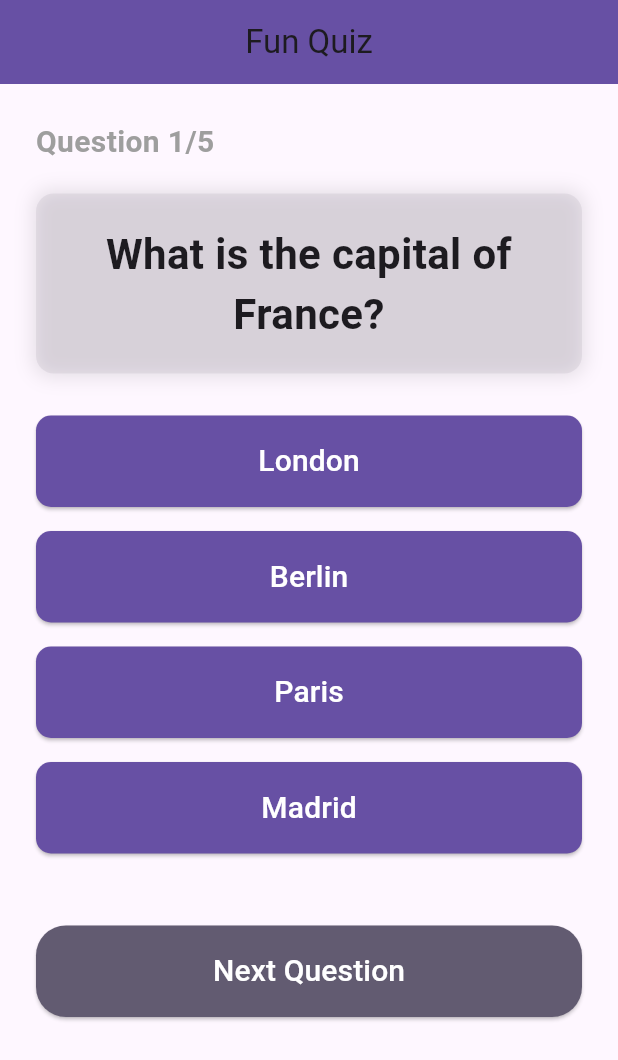
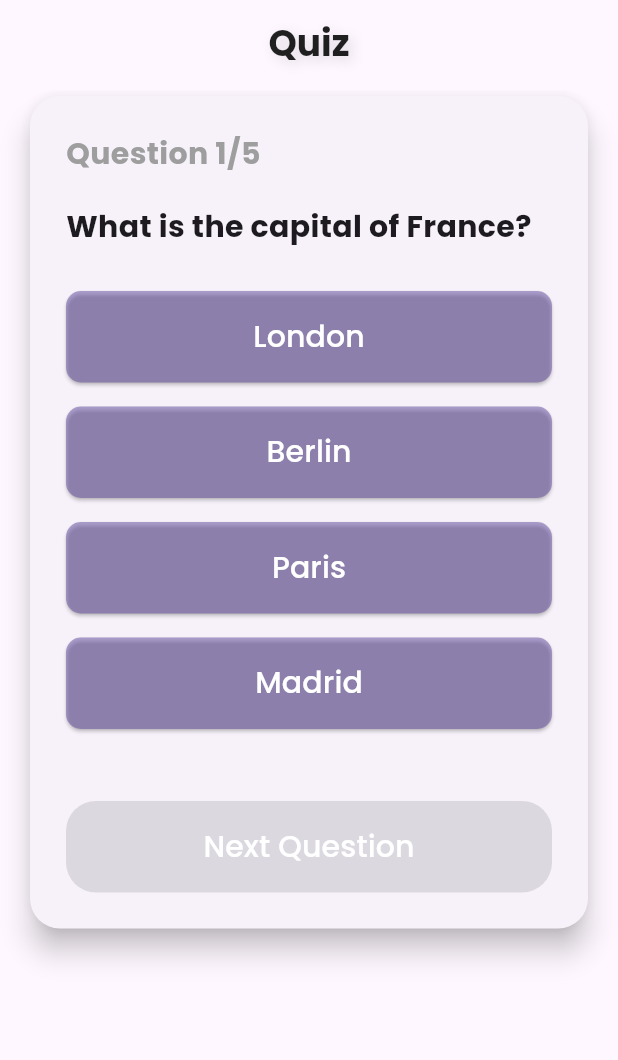
Before and after one commit to katendejericho5/catholicpal2, a Flutter app: the QuizPage screen opened directly, on a phone screen of 412 x 824 dp. Shown: the top 1060 px of the screen. Run offline on Flutter 3.47's test engine with Material 3 defaults, Android fonts, the light colour scheme and no system bars; our stand-ins replace cached_network_image, carousel_slider, concentric_transition, connectivity_plus, expandable, flex_color_scheme and 14 more; missing offline and left inert: clipboard, flutter_inappwebview; accounts and stored records are empty; generated files the repository leaves out were written again; network calls fail.

Commit message:
question quiz results page

```diff
--- a/catholicpal/lib/screens/home/sacraments/baptism/bible_quiz/quiz_questions.dart
+++ b/catholicpal/lib/screens/home/sacraments/baptism/bible_quiz/quiz_questions.dart
@@ -1,6 +1,8 @@
 import 'package:catholicpal/providers/quiz_provider.dart';
 import 'package:catholicpal/screens/home/sacraments/baptism/bible_quiz/quiz_results_page.dart';
+import 'package:catholicpal/screens/widgets/custom_appbar.dart';
 import 'package:flutter/material.dart';
+import 'package:google_fonts/google_fonts.dart';
 import 'package:provider/provider.dart';
 
 class QuizPage extends StatefulWidget {
@@ -11,19 +13,43 @@ class QuizPage extends StatefulWidget {
 }
 
 class QuizPageState extends State<QuizPage> {
+  late ScrollController _scrollController;
+
+  @override
+  void initState() {
+    super.initState();
+    _scrollController = ScrollController();
+  }
+
+  @override
+  void dispose() {
+    _scrollController.dispose();
+    super.dispose();
+  }
+
   @override
   Widget build(BuildContext context) {
     return Consumer<QuizProvider>(
       builder: (context, quizProvider, child) {
         return Scaffold(
-          appBar: AppBar(
-            title: const Text('Fun Quiz'),
-            centerTitle: true,
-            elevation: 0,
-            backgroundColor: Theme.of(context).colorScheme.primary,
-            iconTheme: const IconThemeData(color: Colors.white),
+          appBar: CustomAppBar(
+            title: 'Quiz',
+            scrollController: _scrollController,
+            actions: const [],
           ),
           body: SingleChildScrollView(
+            padding: const EdgeInsets.fromLTRB(
+              16.0,
+              0.0,
+              16.0,
+              80.0,
+            ),
+            child: Card(
+              shape: RoundedRectangleBorder(
+                borderRadius: BorderRadius.circular(20.0),
+              ),
+              elevation: 8,
+              child: Container(
                 padding: const EdgeInsets.all(24.0),
                 child: Column(
                   crossAxisAlignment: CrossAxisAlignment.start,
@@ -34,10 +60,13 @@ class QuizPageState extends State<QuizPage> {
                     const SizedBox(height: 20),
                     _buildOptions(quizProvider),
                     const SizedBox(height: 20),
-                if (quizProvider.answered) _buildAnswerFeedback(quizProvider),
+                    if (quizProvider.answered)
+                      _buildAnswerFeedback(quizProvider),
                     const SizedBox(height: 20),
                     _buildNextButton(context, quizProvider),
                   ],
+                ),
+              ),
             ),
           ),
         );
@@ -48,8 +77,8 @@ class QuizPageState extends State<QuizPage> {
   Widget _buildQuestionIndicator(QuizProvider quizProvider) {
     return Text(
       'Question ${quizProvider.currentQuestionIndex + 1}/${quizProvider.totalQuestions}',
-      textAlign: TextAlign.center,
-      style: const TextStyle(
+      textAlign: TextAlign.left,
+      style: GoogleFonts.poppins(
         fontSize: 20.0,
         fontWeight: FontWeight.bold,
         color: Colors.grey,
@@ -61,22 +90,13 @@ class QuizPageState extends State<QuizPage> {
     return AnimatedContainer(
       duration: const Duration(milliseconds: 300),
       curve: Curves.easeInOut,
-      padding: const EdgeInsets.all(20.0),
-      decoration: BoxDecoration(
-        color: Theme.of(context).colorScheme.secondary.withOpacity(0.1),
-        borderRadius: BorderRadius.circular(12),
-        boxShadow: [
-          BoxShadow(
-            color: Colors.black.withOpacity(0.1),
-            spreadRadius: 2,
-            blurRadius: 10,
-          ),
-        ],
-      ),
       child: Text(
         quizProvider.currentQuestion.questionText,
-        textAlign: TextAlign.center,
-        style: const TextStyle(fontSize: 28.0, fontWeight: FontWeight.bold),
+        textAlign: TextAlign.left,
+        style: GoogleFonts.poppins(
+          fontSize: 20.0,
+          fontWeight: FontWeight.bold,
+        ),
       ),
     );
   }
@@ -92,8 +112,9 @@ class QuizPageState extends State<QuizPage> {
           bool isSelected = index == quizProvider.userAnswer;
 
           Color getButtonColor() {
-            if (!quizProvider.answered)
-              return Theme.of(context).colorScheme.primary;
+            if (!quizProvider.answered) {
+              return Theme.of(context).colorScheme.primary.withOpacity(0.5);
+            }
             if (isCorrect) return Colors.green;
             if (isSelected && !isCorrect) return Colors.red;
             return Colors.grey.shade400;
@@ -117,7 +138,7 @@ class QuizPageState extends State<QuizPage> {
                 ),
                 child: Text(
                   option,
-                  style: TextStyle(
+                  style: GoogleFonts.poppins(
                     fontSize: 20.0,
                     color: quizProvider.answered && !isSelected && !isCorrect
                         ? Colors.grey.shade600
@@ -161,7 +182,7 @@ class QuizPageState extends State<QuizPage> {
                 Text(
                   quizProvider.lastAnswerCorrect ? 'Correct!' : 'Wrong!',
                   textAlign: TextAlign.center,
-                  style: TextStyle(
+                  style: GoogleFonts.poppins(
                     fontSize: 24.0,
                     fontWeight: FontWeight.bold,
                     color: quizProvider.lastAnswerCorrect
@@ -189,7 +210,7 @@ class QuizPageState extends State<QuizPage> {
                 child: Text(
                   'The correct answer is: ${quizProvider.currentQuestion.options[quizProvider.currentQuestion.correctAnswerIndex]}',
                   textAlign: TextAlign.center,
-                  style: const TextStyle(
+                  style: GoogleFonts.poppins(
                     fontSize: 18.0,
                     fontWeight: FontWeight.bold,
                     color: Colors.black,
@@ -211,17 +232,17 @@ class QuizPageState extends State<QuizPage> {
           shape: RoundedRectangleBorder(
             borderRadius: BorderRadius.circular(20.0),
           ),
-          backgroundColor: Theme.of(context).colorScheme.secondary,
+          backgroundColor: quizProvider.userAnswer == null
+              ? Colors.grey // Disable the button when no answer is selected
+              : Theme.of(context).colorScheme.secondary, // Enable the button
         ),
-        child: Text(
-          quizProvider.isQuizFinished ? 'See Results' : 'Next Question',
-          style: const TextStyle(fontSize: 20.0, color: Colors.white),
-        ),
-        onPressed: () {
+        onPressed: quizProvider.userAnswer == null
+            ? null // Disable the button when no answer is selected
+            : () {
                 if (quizProvider.isQuizFinished) {
                   Navigator.of(context).pushReplacement(
                     MaterialPageRoute(
-                builder: (context) => ResultPage(),
+                      builder: (context) => const ResultPage(),
                     ),
                   );
                 } else {
@@ -229,6 +250,13 @@ class QuizPageState extends State<QuizPage> {
                   _animateToNextQuestion();
                 }
               },
+        child: Text(
+          quizProvider.isQuizFinished ? 'See Results' : 'Next Question',
+          style: GoogleFonts.poppins(
+            fontSize: 20.0,
+            color: Colors.white,
+          ),
+        ),
       ),
     );
   }
--- a/catholicpal/pubspec.yaml
+++ b/catholicpal/pubspec.yaml
@@ -66,6 +66,7 @@ dependencies:
   http: ^1.2.2
   flex_seed_scheme: ^1.5.0
   table_calendar: ^3.1.2
+  percent_indicator: ^4.2.3
 
 
 dev_dependencies:
```
Also changed, not shown: catholicpal/lib/screens/home/calender_page.dart (+10 -9 lines), catholicpal/lib/screens/home/sacraments/baptism/baptism_catechism_page.dart (+5 -4 lines), catholicpal/lib/screens/home/sacraments/baptism/baptism_faq_page.dart (+5 -4 lines), catholicpal/lib/screens/home/sacraments/baptism/baptism_history_page.dart (+7 -6 lines), catholicpal/lib/screens/home/sacraments/baptism/baptism_quiz_page.dart (+8 -7 lines), catholicpal/lib/screens/home/sacraments/baptism/baptism_rite_page.dart (+5 -4 lines), catholicpal/lib/screens/home/sacraments/baptism/bible_quiz/quiz_results_page.dart (+122 -10 lines), catholicpal/pubspec.lock. Lines whose indentation alone changed are shown as unchanged.
